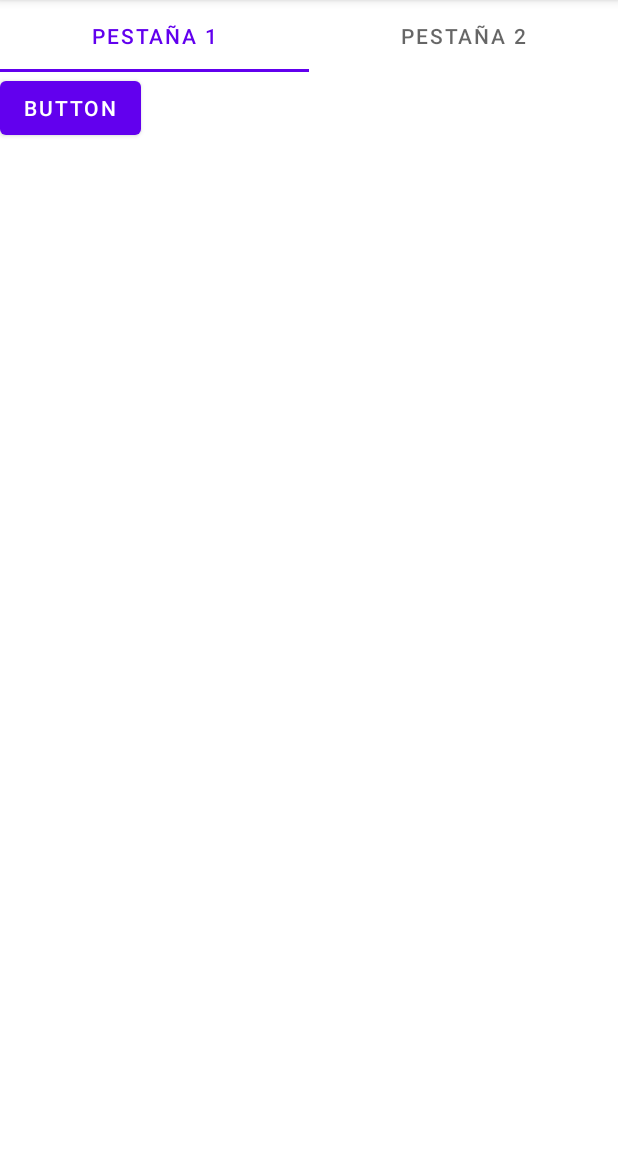
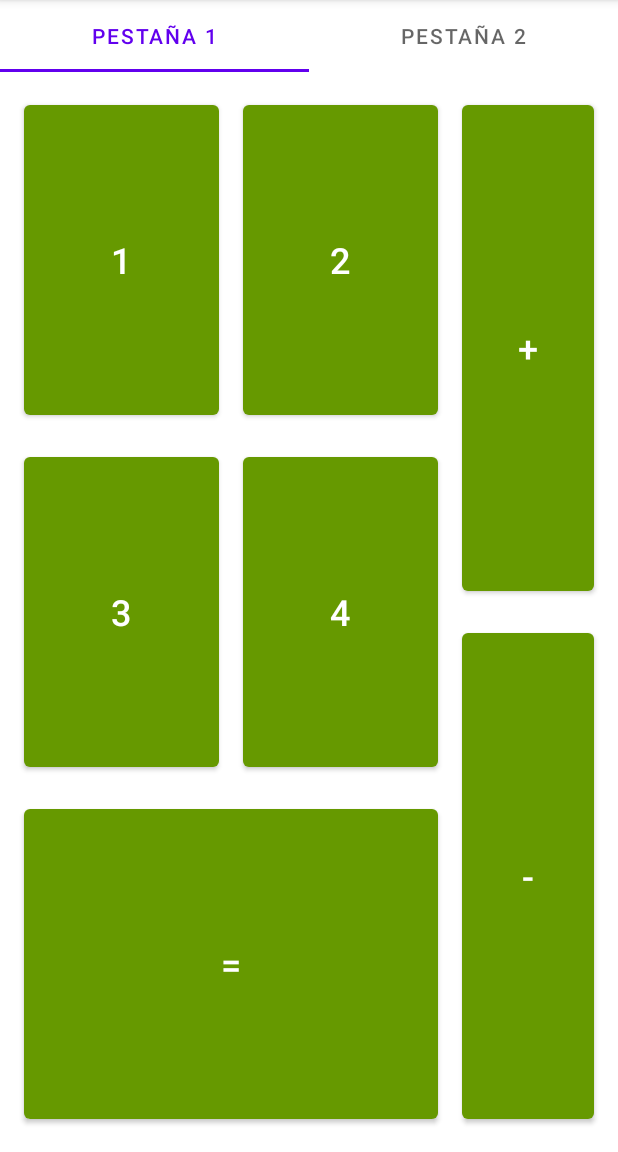
Before and after one commit to jjhr7/repasoExamen, an Android app: the screen it shows after launch (MainActivity), on a phone screen of 412 x 824 dp, the part 84-1236 px from its top. Run offline under Robolectric (Android 15) with nearby library versions, the phone set to English and light mode, and no system bars.

Commit message:
layout + algoritmo en Fragment2

```diff
--- a/app/src/main/java/com/example/jjherram/repasoexamen/ExamenAngle/pruebaActivity.java
+++ b/app/src/main/java/com/example/jjherram/repasoexamen/ExamenAngle/pruebaActivity.java
@@ -5,6 +5,7 @@ import androidx.appcompat.app.AppCompatActivity;
 import android.os.Bundle;
 import android.util.Log;
 
+import com.example.jjherram.repasoexamen.Producto;
 import com.example.jjherram.repasoexamen.R;
 
 import java.util.ArrayList;
--- a/app/src/main/java/com/example/jjherram/repasoexamen/ExamenAngle/Producto.java
+++ b/app/src/main/java/com/example/jjherram/repasoexamen/Producto.java
@@ -1,4 +1,4 @@
-package com.example.jjherram.repasoexamen.ExamenAngle;
+package com.example.jjherram.repasoexamen;
 
 public class Producto {
     public long Dia;
--- a/app/src/main/res/layout/fragment_1.xml
+++ b/app/src/main/res/layout/fragment_1.xml
@@ -1,5 +1,6 @@
 <?xml version="1.0" encoding="utf-8"?>
 <FrameLayout xmlns:android="http://schemas.android.com/apk/res/android"
+    xmlns:app="http://schemas.android.com/apk/res-auto"
     xmlns:tools="http://schemas.android.com/tools"
     android:layout_width="match_parent"
     android:layout_height="match_parent"
@@ -13,9 +14,110 @@
         <Button
             android:id="@+id/button2"
             android:layout_width="wrap_content"
-            android:layout_height="wrap_content"
-            android:text="Button"
-            tools:layout_editor_absoluteX="302dp"
-            tools:layout_editor_absoluteY="28dp" />
+            android:layout_height="0dp"
+            android:layout_marginTop="16dp"
+            android:layout_marginEnd="16dp"
+            android:text="+"
+            android:textSize="24sp"
+            app:backgroundTint="@android:color/holo_green_dark"
+            app:layout_constraintBottom_toTopOf="@+id/button3"
+            app:layout_constraintEnd_toEndOf="parent"
+            app:layout_constraintStart_toEndOf="@+id/button4"
+            app:layout_constraintTop_toTopOf="parent" />
+
+        <Button
+            android:id="@+id/button3"
+            android:layout_width="wrap_content"
+            android:layout_height="0dp"
+            android:layout_marginTop="16dp"
+            android:layout_marginEnd="16dp"
+            android:layout_marginBottom="16dp"
+            android:text="-"
+            android:textSize="24sp"
+            app:backgroundTint="@android:color/holo_green_dark"
+            app:layout_constraintBottom_toBottomOf="parent"
+            app:layout_constraintEnd_toEndOf="parent"
+            app:layout_constraintStart_toEndOf="@+id/button6"
+            app:layout_constraintTop_toBottomOf="@+id/button2" />
+
+        <Button
+            android:id="@+id/button4"
+            android:layout_width="0dp"
+            android:layout_height="0dp"
+            android:layout_marginTop="16dp"
+            android:layout_marginEnd="16dp"
+            android:layout_marginBottom="16dp"
+            android:text="2"
+            android:textSize="24sp"
+            app:backgroundTint="@android:color/holo_green_dark"
+            app:layout_constraintBottom_toTopOf="@+id/button7"
+            app:layout_constraintEnd_toStartOf="@+id/button2"
+            app:layout_constraintHorizontal_bias="0.5"
+            app:layout_constraintStart_toEndOf="@+id/button5"
+            app:layout_constraintTop_toTopOf="parent" />
+
+        <Button
+            android:id="@+id/button5"
+            android:layout_width="0dp"
+            android:layout_height="0dp"
+            android:layout_marginStart="16dp"
+            android:layout_marginTop="16dp"
+            android:layout_marginEnd="16dp"
+            android:layout_marginBottom="16dp"
+            android:text="1"
+            android:textSize="24sp"
+            app:backgroundTint="@android:color/holo_green_dark"
+            app:layout_constraintBottom_toTopOf="@+id/button8"
+            app:layout_constraintEnd_toStartOf="@+id/button4"
+            app:layout_constraintHorizontal_bias="0.5"
+            app:layout_constraintStart_toStartOf="parent"
+            app:layout_constraintTop_toTopOf="parent" />
+
+        <Button
+            android:id="@+id/button6"
+            android:layout_width="0dp"
+            android:layout_height="0dp"
+            android:layout_marginStart="16dp"
+            android:layout_marginEnd="16dp"
+            android:layout_marginBottom="16dp"
+            android:text="="
+            android:textSize="24sp"
+            app:backgroundTint="@android:color/holo_green_dark"
+            app:layout_constraintBottom_toBottomOf="parent"
+            app:layout_constraintEnd_toStartOf="@+id/button3"
+            app:layout_constraintHorizontal_bias="0.5"
+            app:layout_constraintStart_toStartOf="parent"
+            app:layout_constraintTop_toBottomOf="@+id/button7" />
+
+        <Button
+            android:id="@+id/button7"
+            android:layout_width="0dp"
+            android:layout_height="0dp"
+            android:layout_marginEnd="16dp"
+            android:layout_marginBottom="16dp"
+            android:text="4"
+            android:textSize="24sp"
+            app:backgroundTint="@android:color/holo_green_dark"
+            app:layout_constraintBottom_toTopOf="@+id/button6"
+            app:layout_constraintEnd_toStartOf="@+id/button2"
+            app:layout_constraintHorizontal_bias="0.5"
+            app:layout_constraintStart_toEndOf="@+id/button8"
+            app:layout_constraintTop_toBottomOf="@+id/button4" />
+
+        <Button
+            android:id="@+id/button8"
+            android:layout_width="0dp"
+            android:layout_height="0dp"
+            android:layout_marginStart="16dp"
+            android:layout_marginEnd="16dp"
+            android:layout_marginBottom="16dp"
+            android:text="3"
+            android:textSize="24sp"
+            app:backgroundTint="@android:color/holo_green_dark"
+            app:layout_constraintBottom_toTopOf="@+id/button6"
+            app:layout_constraintEnd_toStartOf="@+id/button7"
+            app:layout_constraintHorizontal_bias="0.5"
+            app:layout_constraintStart_toStartOf="parent"
+            app:layout_constraintTop_toBottomOf="@+id/button5" />
     </androidx.constraintlayout.widget.ConstraintLayout>
 </FrameLayout>
```
Also changed, not shown: app/src/main/java/com/example/jjherram/repasoexamen/Fragment2.java (+93 -1 lines).
